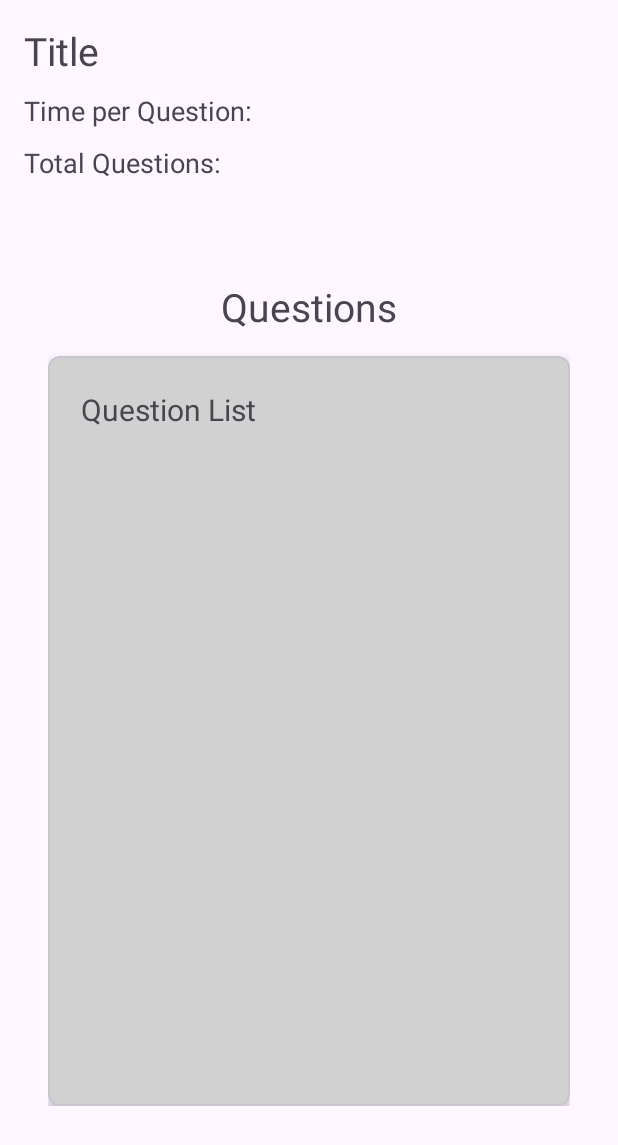
After one commit to AdrianL1123/QuizCaseStudy_dydrian, an Android app: the fragment DetailsFragment placed in its activity, on a phone screen of 412 x 824 dp. The commit adds this screen. Shown: the top 1145 px of the screen. Run offline under Robolectric (Android 15) with nearby library versions, the phone set to English and light mode, and no system bars; our stand-ins replace Dagger/Hilt's generated code, Firebase (no records; nobody signed in at launch, a user with empty details on screens opened directly); 2 statements that could not run were skipped.

Commit message:
implemented details page

```diff
--- a/app/src/main/java/com/dydrian/quizCaseStudy/data/repo/QuizRepo.kt
+++ b/app/src/main/java/com/dydrian/quizCaseStudy/data/repo/QuizRepo.kt
@@ -7,4 +7,5 @@ import kotlinx.coroutines.flow.Flow
 interface QuizRepo {
     fun getQuizzes(): Flow<List<Quiz>>
     suspend fun addQuiz(quiz: Quiz)
+    suspend fun getQuizById(id: String): Quiz?
 }
--- a/app/src/main/java/com/dydrian/quizCaseStudy/data/repo/QuizRepoFireStoreImpl.kt
+++ b/app/src/main/java/com/dydrian/quizCaseStudy/data/repo/QuizRepoFireStoreImpl.kt
@@ -43,4 +43,9 @@ class QuizRepoFireStoreImpl(
         val docRef = getCollectionRef().document()
         docRef.set(quiz.copy(id = docRef.id)).await()
     }
+
+    override suspend fun getQuizById(id: String): Quiz? {
+        val snapshot = getCollectionRef().document(id).get().await()
+        return snapshot.toObject(Quiz::class.java)?.copy(id = snapshot.id)
+    }
 }
--- /dev/null
+++ b/app/src/main/java/com/dydrian/quizCaseStudy/ui/details/DetailsFragment.kt
@@ -0,0 +1,65 @@
+package com.dydrian.quizCaseStudy.ui.details
+
+import android.os.Bundle
+import android.util.Log
+import androidx.fragment.app.Fragment
+import android.view.LayoutInflater
+import android.view.View
+import android.view.ViewGroup
+import androidx.fragment.app.viewModels
+import androidx.lifecycle.lifecycleScope
+import androidx.navigation.fragment.navArgs
+import com.dydrian.quizCaseStudy.R
+import com.dydrian.quizCaseStudy.data.model.Question
+import com.dydrian.quizCaseStudy.databinding.FragmentDetailsBinding
+import com.dydrian.quizCaseStudy.ui.base.BaseFragment
+import dagger.hilt.android.AndroidEntryPoint
+import kotlinx.coroutines.launch
+
+@AndroidEntryPoint
+class DetailsFragment : BaseFragment() {
+
+    private lateinit var binding: FragmentDetailsBinding
+    private val args: DetailsFragmentArgs by navArgs()
+    override val viewModel: DetailsViewModel by viewModels()
+
+    override fun onCreateView(
+        inflater: LayoutInflater, container: ViewGroup?,
+        savedInstanceState: Bundle?
+    ): View? {
+        binding = FragmentDetailsBinding.inflate(inflater, container, false)
+        return binding.root
+    }
+
+    override fun onViewCreated(view: View, savedInstanceState: Bundle?) {
+        super.onViewCreated(view, savedInstanceState)
+
+        val quizId = args.quizId
+        viewModel.getQuizById(quizId)
+
+        lifecycleScope.launch {
+            viewModel.quiz.collect { quiz ->
+                quiz?.let {
+                    binding.tvTitle.text = quiz.title
+                    binding.tvTimePerQuestion.text =
+                        "Timer per question: ${quiz.timePerQuestion.toString()} seconds"
+                    binding.tvTotalQuestions.text = "Number of questions: ${quiz.questions?.size}"
+                    binding.tvQuestionsList.text = formatQuestions(quiz.questions)
+                    Log.d("debugging", "Questions: ${quiz.questions}")
+                }
+            }
+        }
+    }
+
+    private fun formatQuestions(questions: List<Question>): String {
+        return questions.joinToString("\n\n") { question ->
+            var result = "Q: ${question.questionText}\n"
+            question.options.forEach { option ->
+                result += "• $option\n"
+            }
+            result += "Correct Answer: ${question.correctAnswer}\n"
+            result
+        }
+    }
+
+}
--- /dev/null
+++ b/app/src/main/java/com/dydrian/quizCaseStudy/ui/details/DetailsViewModel.kt
@@ -0,0 +1,34 @@
+package com.dydrian.quizCaseStudy.ui.details
+
+import android.util.Log
+import androidx.lifecycle.viewModelScope
+import com.dydrian.quizCaseStudy.data.model.Quiz
+import com.dydrian.quizCaseStudy.data.repo.QuizRepo
+import com.dydrian.quizCaseStudy.ui.base.BaseViewModel
+import dagger.hilt.android.lifecycle.HiltViewModel
+import kotlinx.coroutines.flow.Flow
+import kotlinx.coroutines.flow.MutableStateFlow
+import kotlinx.coroutines.flow.StateFlow
+import kotlinx.coroutines.flow.asStateFlow
+import kotlinx.coroutines.launch
+import javax.inject.Inject
+
+@HiltViewModel
+class DetailsViewModel @Inject constructor(
+    private val repo: QuizRepo
+): BaseViewModel() {
+    private val _quiz = MutableStateFlow<Quiz?>(null)
+    val quiz = _quiz.asStateFlow()
+
+    fun getQuizById(id: String) {
+        viewModelScope.launch {
+            try {
+                val result = repo.getQuizById(id)
+                _quiz.value = result
+            } catch (e: Exception) {
+                Log.e("debugging", "Failed to load quiz")
+                _quiz.value = null
+            }
+        }
+    }
+}
--- a/app/src/main/java/com/dydrian/quizCaseStudy/ui/teacher/TeacherFragment.kt
+++ b/app/src/main/java/com/dydrian/quizCaseStudy/ui/teacher/TeacherFragment.kt
@@ -54,6 +54,7 @@ class TeacherFragment : BaseFragment() {
                     .actionTeacherFragmentToTeacherAddQuizFragment()
             )
         }
+
     }
 
     private fun setupAdapter() {
@@ -62,5 +63,15 @@ class TeacherFragment : BaseFragment() {
         binding.rvQuizzes.layoutManager = LinearLayoutManager(
             requireContext()
         )
+
+        adapter.listener = object: QuizAdapter.Listener {
+            override fun onClickItem(item: Quiz) {
+                findNavController().navigate(
+                    TeacherFragmentDirections.actionTeacherFragmentToDetailsFragment(
+                        item.id!!
+                    )
+                )
+            }
+        }
     }
 }
--- a/app/src/main/java/com/dydrian/quizCaseStudy/ui/teacher/adapter/QuizAdapter.kt
+++ b/app/src/main/java/com/dydrian/quizCaseStudy/ui/teacher/adapter/QuizAdapter.kt
@@ -40,9 +40,15 @@ class QuizAdapter(
         fun bind(quiz: Quiz) {
             binding.tvTitle.text = quiz.title.uppercase()
             binding.tvTimePerQuestion.text =
-                "Timer per question: ${quiz.timePerQuestion.toString()}"
-            binding.tvNumberOfQuestions.text =
-                "Number of questions: ${quiz.questions.size}"
+                "Timer per question: ${quiz.timePerQuestion.toString()} seconds"
+            binding.tvNumberOfQuestions.text = "Number of questions: ${quiz.questions.size}"
+            binding.mcvQuiz.setOnClickListener {
+                listener?.onClickItem(quiz)
+            }
         }
     }
+
+    interface Listener {
+        fun onClickItem(item: Quiz)
+    }
 }
--- /dev/null
+++ b/app/src/main/res/layout/fragment_details.xml
@@ -0,0 +1,83 @@
+<?xml version="1.0" encoding="utf-8"?>
+<LinearLayout xmlns:android="http://schemas.android.com/apk/res/android"
+    xmlns:tools="http://schemas.android.com/tools"
+    android:layout_width="match_parent"
+    android:layout_height="match_parent"
+    xmlns:app="http://schemas.android.com/apk/res-auto"
+    android:orientation="vertical"
+    android:padding="16dp"
+    tools:context=".ui.details.DetailsFragment">
+
+    <LinearLayout
+        android:layout_width="match_parent"
+        android:layout_height="match_parent"
+        android:orientation="vertical">
+
+        <TextView
+            android:id="@+id/tvTitle"
+            android:layout_width="wrap_content"
+            android:layout_height="wrap_content"
+            android:text="Title"
+            android:textSize="26sp"/>
+
+        <TextView
+            android:id="@+id/tvTimePerQuestion"
+            android:layout_width="wrap_content"
+            android:layout_height="wrap_content"
+            android:layout_marginTop="10dp"
+            android:layout_marginBottom="10dp"
+            android:text="Time per Question:"
+            android:textSize="18sp"/>
+
+        <TextView
+            android:id="@+id/tvTotalQuestions"
+            android:layout_width="wrap_content"
+            android:layout_height="wrap_content"
+            android:layout_marginBottom="50dp"
+            android:text="Total Questions:"
+            android:textSize="18sp"/>
+
+        <LinearLayout
+            android:layout_width="match_parent"
+            android:layout_height="wrap_content"
+            android:layout_margin="@dimen/m"
+            android:orientation="vertical">
+
+            <TextView
+                android:layout_width="wrap_content"
+                android:layout_height="wrap_content"
+                android:layout_gravity="center"
+                android:layout_marginBottom="15dp"
+                android:text="Questions"
+                android:textSize="26sp" />
+
+            <com.google.android.material.card.MaterialCardView
+                android:layout_width="match_parent"
+                android:layout_height="500dp"
+                android:backgroundTint="@color/lightGray"
+                android:gravity="center"
+
+                app:cardCornerRadius="8dp"
+                app:cardElevation="4dp">
+
+                <ScrollView
+                    android:layout_width="match_parent"
+                    android:layout_height="wrap_content"
+                    android:padding="22dp">
+
+                    <TextView
+                        android:id="@+id/tvQuestionsList"
+                        android:layout_width="wrap_content"
+                        android:layout_height="wrap_content"
+                        android:text="Question List"
+                        android:textSize="20sp" />
+
+                </ScrollView>
+
+            </com.google.android.material.card.MaterialCardView>
+
+        </LinearLayout>
+
+    </LinearLayout>
+
+</LinearLayout>
--- a/app/src/main/res/layout/item_quiz_layout.xml
+++ b/app/src/main/res/layout/item_quiz_layout.xml
@@ -1,6 +1,7 @@
 <?xml version="1.0" encoding="utf-8"?>
 <com.google.android.material.card.MaterialCardView xmlns:android="http://schemas.android.com/apk/res/android"
     xmlns:app="http://schemas.android.com/apk/res-auto"
+    android:id="@+id/mcvQuiz"
     android:layout_width="match_parent"
     android:layout_height="wrap_content"
     android:layout_margin="8dp"
--- a/app/src/main/res/navigation/nav_graph.xml
+++ b/app/src/main/res/navigation/nav_graph.xml
@@ -67,6 +67,9 @@
         <action
             android:id="@+id/action_teacherFragment_to_teacherAddQuizFragment"
             app:destination="@id/teacherAddQuizFragment" />
+        <action
+            android:id="@+id/action_teacherFragment_to_detailsFragment"
+            app:destination="@id/detailsFragment" />
 
     </fragment>
     <fragment
@@ -79,6 +82,15 @@
         android:id="@+id/teacherAddQuizFragment"
         android:name="com.dydrian.quizCaseStudy.ui.teacher.manage.add.TeacherAddQuizFragment"
         android:label="TeacherAddQuizFragment" />
+    <fragment
+        android:id="@+id/detailsFragment"
+        android:name="com.dydrian.quizCaseStudy.ui.details.DetailsFragment"
+        android:label="fragment_details"
+        tools:layout="@layout/fragment_details">
+        <argument
+            android:name="quizId"
+            app:argType="string" />
+    </fragment>
 
 
 </navigation>
```
